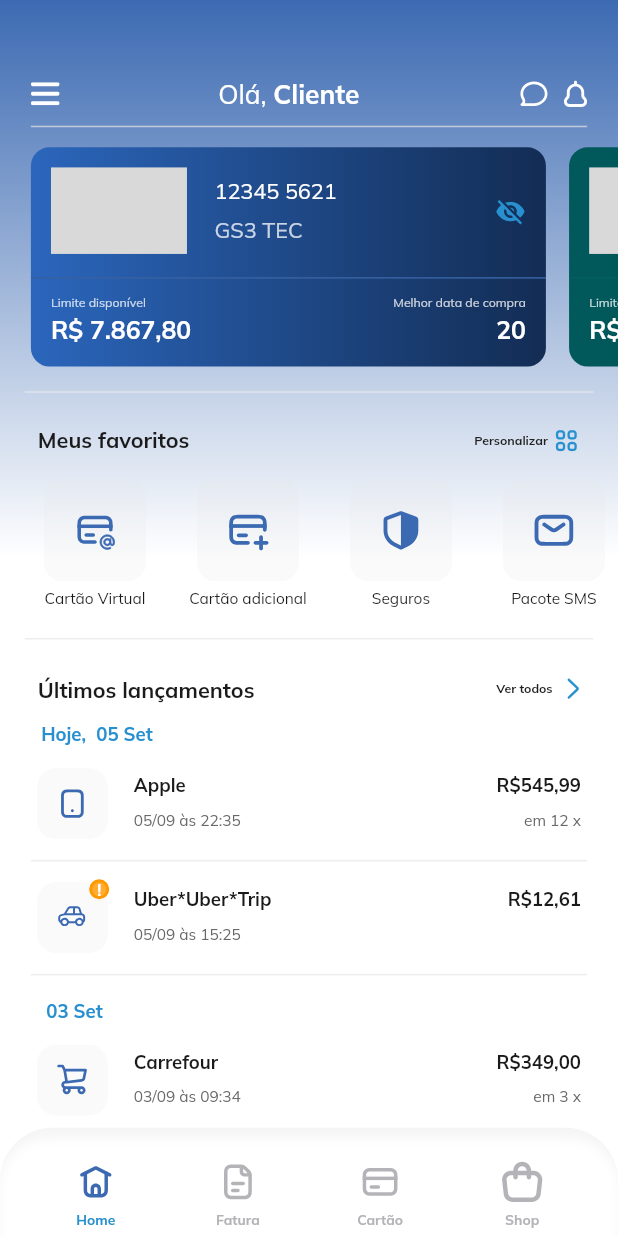
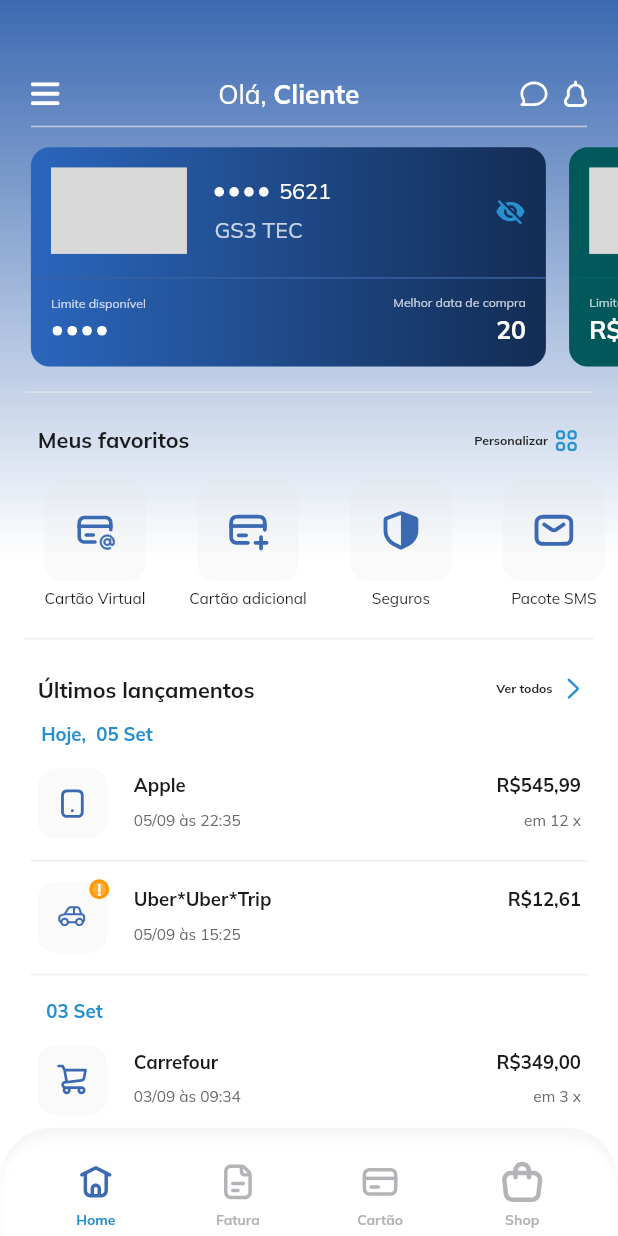
Before and after one commit to Marcoslima016/desafio_gs3, a Flutter app: the screen it shows after launch, after a tap on an icon or button, on a phone screen of 412 x 824 dp. Run offline on Flutter 3.47's test engine with Material 2 defaults, Android fonts, the phone set to English and light mode, and no system bars; our stand-ins replace flutter_screenutil, flutter_svg, google_fonts.

Commit message:
feat: mostrar/ocultar valor

```diff
--- a/lib/app/modules/home/presentation/widgets/cards_horizontal_list/presentation/widgets/bank_card.widget.dart
+++ b/lib/app/modules/home/presentation/widgets/cards_horizontal_list/presentation/widgets/bank_card.widget.dart
@@ -33,7 +33,7 @@ class _BankCardState extends State<BankCard> {
     Color.fromARGB(255, 3, 95, 97),
   ];
 
-  bool hidden = true;
+  bool hidden = false;
 
   _onTapVisibilityButton() {
     setState(() {
@@ -95,7 +95,6 @@ class _BankCardState extends State<BankCard> {
                       //-- NUMERO --
                       CardNumberDisplay(
                         cardNumber: widget.cardItem.cardNumber,
-                        hidden: hidden,
                       ),
 
                       //-- NOME --
@@ -120,16 +119,16 @@ class _BankCardState extends State<BankCard> {
                     _onTapVisibilityButton();
                   },
                   child: hidden
-                      ? SvgPicture.asset(
+                      ? Icon(
+                          Icons.visibility_off,
+                          size: 18.w,
+                          color: AppTheme.colors.secondary,
+                        )
+                      : SvgPicture.asset(
                           "assets/icons/Eye.svg",
                           color: AppTheme.colors.secondary,
                           width: 18.w,
                           fit: BoxFit.fitWidth,
-                        )
-                      : Icon(
-                          Icons.visibility_off,
-                          size: 18.w,
-                          color: AppTheme.colors.secondary,
                         ),
                 ),
               ],
@@ -178,7 +177,13 @@ class _BankCardState extends State<BankCard> {
                       ),
                     ),
                     SizedBox(height: 4.sp),
-                    AText.bodyLarge(
+                    hidden
+                        ? Container(
+                            height: 19.5.sp,
+                            margin: EdgeInsets.only(left: 1.sp),
+                            child: const HiddenMask(),
+                          )
+                        : AText.bodyLarge(
                             "R\$ ${Formatter.moneyFormat(widget.cardItem.limit)}",
                             lineHeight: 1.25,
                           ),
@@ -225,37 +230,20 @@ class CardNumberDisplay extends StatelessWidget {
   const CardNumberDisplay({
     super.key,
     required this.cardNumber,
-    required this.hidden,
   });
 
   final String cardNumber;
-
-  final bool hidden;
 
   @override
   Widget build(BuildContext context) {
     String partOfCardNumber = cardNumber.split(" ")[1];
 
-    if (hidden) {
     return SizedBox(
       height: 21.sp,
       child: Row(
         crossAxisAlignment: CrossAxisAlignment.center,
         children: [
-            SizedBox(
-              width: 31.59.w,
-              height: 21.sp,
-              child: Row(
-                mainAxisAlignment: MainAxisAlignment.spaceBetween,
-                crossAxisAlignment: CrossAxisAlignment.center,
-                children: [
-                  circle(),
-                  circle(),
-                  circle(),
-                  circle(),
-                ],
-              ),
-            ),
+          const HiddenMask(),
           SizedBox(width: 6.12.w),
           SizedBox(
             height: 21.sp,
@@ -270,21 +258,31 @@ class CardNumberDisplay extends StatelessWidget {
         ],
       ),
     );
-    } else {
+  }
+}
+
+class HiddenMask extends StatelessWidget {
+  const HiddenMask({super.key});
+
+  @override
+  Widget build(BuildContext context) {
     return SizedBox(
+      width: 31.59.w,
       height: 21.sp,
-        child: Center(
-          child: AText.bodyMedium(
-            cardNumber,
-            lineHeight: 1.25,
-            align: TextAlign.center,
-          ),
+      child: Row(
+        mainAxisAlignment: MainAxisAlignment.spaceBetween,
+        crossAxisAlignment: CrossAxisAlignment.center,
+        children: [
+          _circle(),
+          _circle(),
+          _circle(),
+          _circle(),
+        ],
       ),
     );
   }
-  }
 
-  Widget circle() {
+  Widget _circle() {
     return Center(
       child: Container(
         width: 6.25.sp,
--- a/lib/app/presentation/app.view.dart
+++ b/lib/app/presentation/app.view.dart
@@ -47,8 +47,7 @@ class AppView extends StatelessWidget {
             final MediaQueryData data = MediaQuery.of(context);
 
             return MediaQuery(
-              // data: data.copyWith(textScaleFactor: 1),
-              data: data.copyWith(),
+              data: data.copyWith(textScaleFactor: 1),
               child: Stack(
                 children: [
                   child!,
```
Lines whose indentation alone changed are shown as unchanged.
